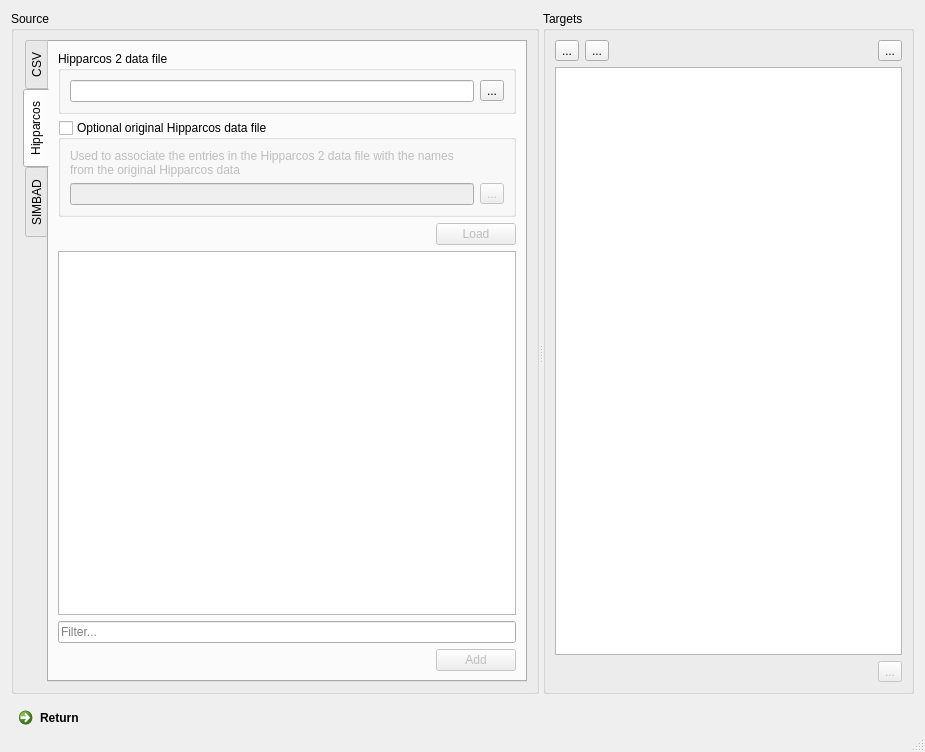
The window that gui/target_manager.ui (dev-zero/moving-target-tsp) describes before a commit, drawn with Qt 5.
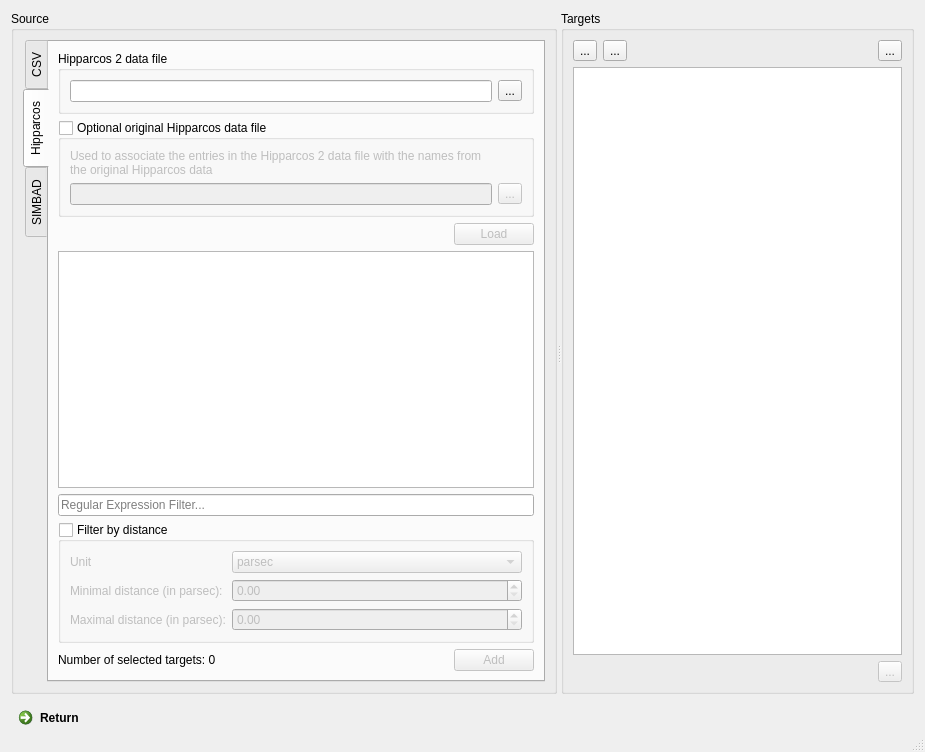
The same window after the commit. The open tabs and pages were chosen to show the change. Icons and pictures are not drawn.

Commit message:
Hipparcos targets filter work
* added a custom filter proxy to filter targets by distance
* added GUI elements to enable/disable filtering by distance

The edit to the form file:
```diff
--- a/gui/target_manager.ui
+++ b/gui/target_manager.ui
@@ -42,7 +42,7 @@
           <enum>QTabWidget::West</enum>
          </property>
          <property name="currentIndex">
-          <number>2</number>
+          <number>1</number>
          </property>
          <widget class="QWidget" name="csvTab">
           <attribute name="title">
@@ -119,6 +119,9 @@
              <property name="editTriggers">
               <set>QAbstractItemView::NoEditTriggers</set>
              </property>
+             <property name="selectionMode">
+              <enum>QAbstractItemView::MultiSelection</enum>
+             </property>
              <property name="rootIsDecorated">
               <bool>false</bool>
              </property>
@@ -127,6 +130,13 @@
              </property>
             </widget>
            </item>
+           <item row="4" column="0">
+            <widget class="QLabel" name="numberOfSelectedCSVTargets">
+             <property name="text">
+              <string>Number of selected targets: 0</string>
+             </property>
+            </widget>
+           </item>
           </layout>
          </widget>
          <widget class="QWidget" name="hipparcosTab">
@@ -210,11 +220,11 @@
               <string/>
              </property>
              <property name="placeholderText">
-              <string>Filter...</string>
+              <string>Regular Expression Filter...</string>
              </property>
             </widget>
            </item>
-           <item row="5" column="1">
+           <item row="6" column="1">
             <widget class="QPushButton" name="addHipparcosTarget">
              <property name="enabled">
               <bool>false</bool>
@@ -242,11 +252,93 @@
              <property name="editTriggers">
               <set>QAbstractItemView::NoEditTriggers</set>
              </property>
+             <property name="selectionMode">
+              <enum>QAbstractItemView::MultiSelection</enum>
+             </property>
              <property name="rootIsDecorated">
               <bool>false</bool>
              </property>
             </widget>
            </item>
+           <item row="6" column="0">
+            <widget class="QLabel" name="numberOfSelectedHipparcosTargets">
+             <property name="text">
+              <string>Number of selected targets: 0</string>
+             </property>
+            </widget>
+           </item>
+           <item row="5" column="0" colspan="2">
+            <widget class="QGroupBox" name="filterByDistanceBox">
+             <property name="title">
+              <string>Filter by distance</string>
+             </property>
+             <property name="flat">
+              <bool>true</bool>
+             </property>
+             <property name="checkable">
+              <bool>true</bool>
+             </property>
+             <property name="checked">
+              <bool>false</bool>
+             </property>
+             <layout class="QFormLayout" name="formLayout">
+              <property name="fieldGrowthPolicy">
+               <enum>QFormLayout::AllNonFixedFieldsGrow</enum>
+              </property>
+              <item row="1" column="0">
+               <widget class="QLabel" name="label">
+                <property name="text">
+                 <string>Minimal distance (in parsec):</string>
+                </property>
+                <property name="buddy">
+                 <cstring>minimalDistanceFilter</cstring>
+                </property>
+               </widget>
+              </item>
+              <item row="1" column="1">
+               <widget class="QDoubleSpinBox" name="minimalDistanceFilter">
+                <property name="maximum">
+                 <double>999999999.990000009536743</double>
+                </property>
+               </widget>
+              </item>
+              <item row="2" column="0">
+               <widget class="QLabel" name="label_3">
+                <property name="text">
+                 <string>Maximal distance (in parsec):</string>
+                </property>
+                <property name="buddy">
+                 <cstring>maximalDistanceFilter</cstring>
+                </property>
+               </widget>
+              </item>
+              <item row="2" column="1">
+               <widget class="QDoubleSpinBox" name="maximalDistanceFilter"/>
+              </item>
+              <item row="0" column="0">
+               <widget class="QLabel" name="label_5">
+                <property name="text">
+                 <string>Unit</string>
+                </property>
+               </widget>
+              </item>
+              <item row="0" column="1">
+               <widget class="QComboBox" name="unitSelectionFilter">
+                <item>
+                 <property name="text">
+                  <string>parsec</string>
+                 </property>
+                </item>
+                <item>
+                 <property name="text">
+                  <string>lightyears</string>
+                 </property>
+                </item>
+               </widget>
+              </item>
+             </layout>
+            </widget>
+           </item>
           </layout>
          </widget>
          <widget class="QWidget" name="simbadTab">
@@ -271,7 +363,7 @@
              </property>
             </widget>
            </item>
-           <item row="4" column="3">
+           <item row="4" column="3" colspan="2">
             <widget class="QPushButton" name="addSimbadTarget">
              <property name="enabled">
               <bool>false</bool>
@@ -291,7 +383,7 @@
              </property>
             </widget>
            </item>
-           <item row="3" column="0" colspan="4">
+           <item row="3" column="0" colspan="5">
             <widget class="QTreeView" name="simbadTargets">
              <property name="editTriggers">
               <set>QAbstractItemView::NoEditTriggers</set>
@@ -301,6 +393,20 @@
              </property>
             </widget>
            </item>
+           <item row="1" column="4">
+            <widget class="QToolButton" name="browseForSimbad">
+             <property name="toolTip">
+              <string>Load a list of queries</string>
+             </property>
+             <property name="text">
+              <string>Load query list</string>
+             </property>
+             <property name="icon">
+              <iconset resource="../icons/icons.qrc">
+               <normaloff>:/document-open.svg</normaloff>:/document-open.svg</iconset>
+             </property>
+            </widget>
+           </item>
           </layout>
          </widget>
         </widget>
@@ -327,6 +433,9 @@
           <layout class="QHBoxLayout" name="horizontalLayout">
            <item>
             <widget class="QToolButton" name="loadTargets">
+             <property name="toolTip">
+              <string>Load targets</string>
+             </property>
              <property name="text">
               <string>...</string>
              </property>
@@ -338,6 +447,9 @@
            </item>
            <item>
             <widget class="QToolButton" name="saveTargets">
+             <property name="toolTip">
+              <string>Save targets</string>
+             </property>
              <property name="text">
               <string>...</string>
              </property>
```
The commit also changes 4 other files.
